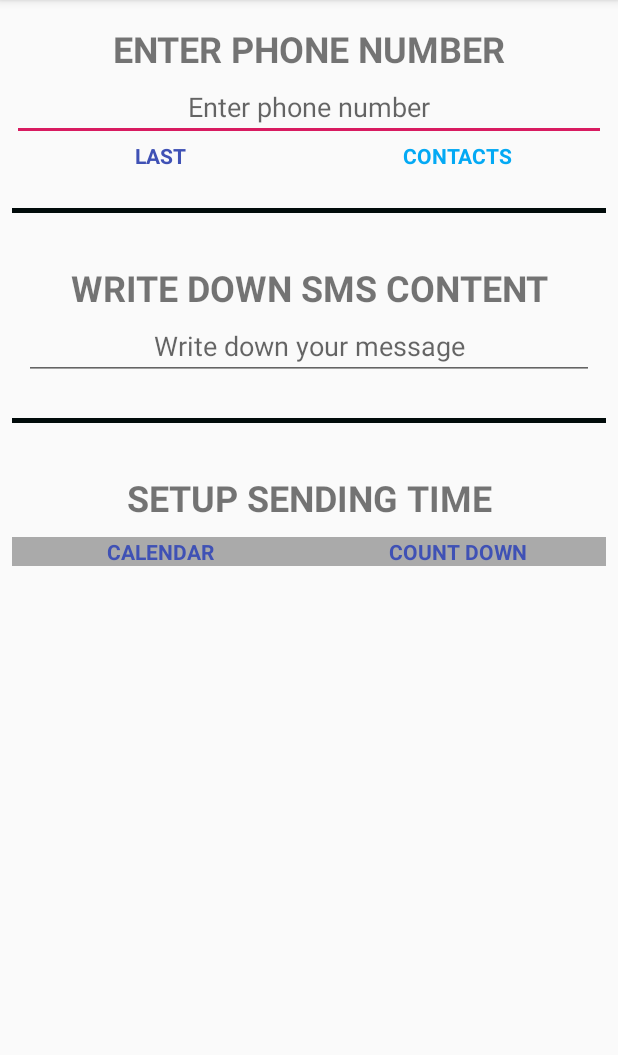
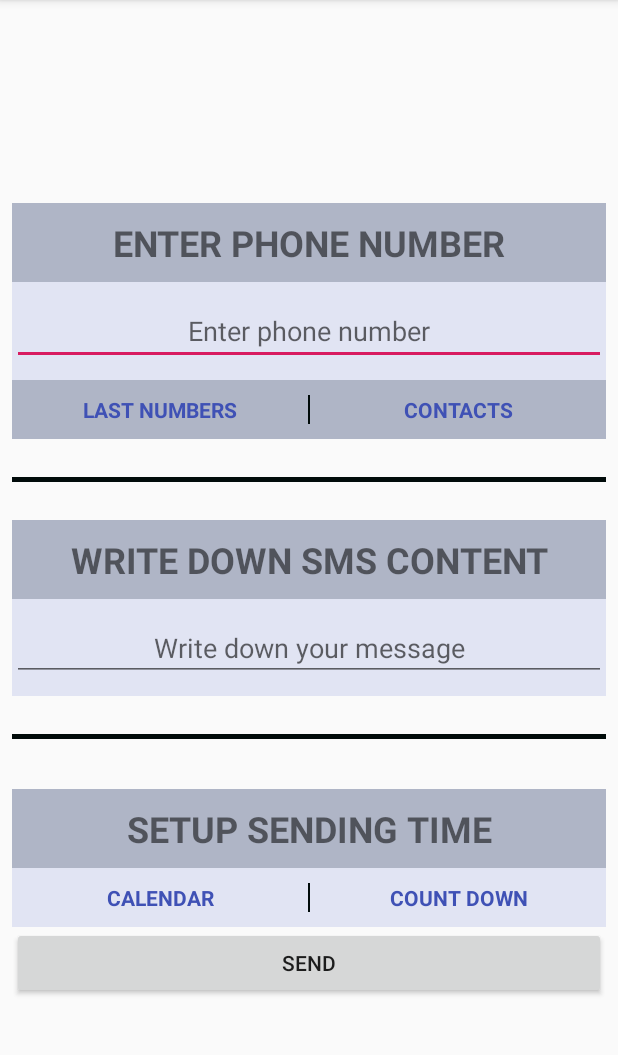
Before and after one commit to pawchi/JavaAndroid, an Android app: the Sms screen opened directly, with no data from a screen before it, on a phone screen of 412 x 824 dp, the part 84-1139 px from its top. Run offline under Robolectric (Android 15) with nearby library versions, the phone set to English and light mode, and no system bars; 2 statements that could not run were skipped.

Commit message:
Emergency_notifier continue_2

```diff
--- a/EmergencyNotifier/app/src/main/AndroidManifest.xml
+++ b/EmergencyNotifier/app/src/main/AndroidManifest.xml
@@ -2,6 +2,7 @@
 <manifest xmlns:android="http://schemas.android.com/apk/res/android"
     xmlns:tools="http://schemas.android.com/tools"
     package="org.chilon.emergencynotifier">
+    <uses-permission android:name="android.permission.SEND_SMS"/>
 
     <application
         android:icon="@mipmap/ic_launcher"
--- a/EmergencyNotifier/app/src/main/java/org/chilon/emergencynotifier/MainActivity.java
+++ b/EmergencyNotifier/app/src/main/java/org/chilon/emergencynotifier/MainActivity.java
@@ -22,6 +22,7 @@ public class MainActivity extends AppCompatActivity {
         Toolbar toolbar = findViewById(R.id.toolbar);
         setSupportActionBar(toolbar);
 
+        /*
         FloatingActionButton fab = findViewById(R.id.fab);
         fab.setOnClickListener(new View.OnClickListener() {
             @Override
@@ -30,6 +31,7 @@ public class MainActivity extends AppCompatActivity {
                         .setAction("Action", null).show();
             }
         });
+        */
 
         smsButton = (Button) findViewById(R.id.smsButton);
         smsButton.setOnClickListener(new View.OnClickListener() {
--- a/EmergencyNotifier/app/src/main/java/org/chilon/emergencynotifier/Sms.java
+++ b/EmergencyNotifier/app/src/main/java/org/chilon/emergencynotifier/Sms.java
@@ -1,13 +1,63 @@
 package org.chilon.emergencynotifier;
 
+import android.Manifest;
+import android.content.pm.PackageManager;
 import android.os.Bundle;
 import android.support.annotation.Nullable;
+import android.support.v4.app.ActivityCompat;
+import android.support.v4.content.ContextCompat;
 import android.support.v7.app.AppCompatActivity;
+import android.telephony.SmsManager;
+import android.view.View;
+import android.widget.Button;
+import android.widget.EditText;
+import android.widget.Toast;
 
 public class Sms extends AppCompatActivity {
+    final  int SEND_SMS_PERMISSION_REQUEST_CODE = 1;
+
+    EditText number;
+    EditText message;
+    Button send;
+
     @Override
-    protected void onCreate(@Nullable Bundle savedInstanceState) {
+    protected void onCreate(Bundle savedInstanceState) {
         super.onCreate(savedInstanceState);
         setContentView(R.layout.create_sms);
+
+        number = findViewById(R.id.input_phone_number_field);
+        message = findViewById(R.id.sms_input_text_field);
+        send = findViewById(R.id.smsButton);
+
+        send.setEnabled(false);
+        if (checkPermission(Manifest.permission.SEND_SMS)){
+            send.setEnabled(true);
+        } else {
+            ActivityCompat.requestPermissions(this, new String[]{Manifest.permission.SEND_SMS}, SEND_SMS_PERMISSION_REQUEST_CODE);
+        }
+    }
+
+    public void onSend(View v){
+        String phoneNumber = number.getText().toString();
+        String smsMessage  = message.getText().toString();
+
+        if (phoneNumber == null || phoneNumber.length() == 0 || smsMessage == null || smsMessage.length() == 0){
+
+            return ;
+        }
+
+        if (checkPermission(Manifest.permission.SEND_SMS)){
+            SmsManager smsManager = SmsManager.getDefault();
+            smsManager.sendTextMessage(phoneNumber, null, smsMessage, null,null);
+            Toast.makeText(this, "Message Sent!", Toast.LENGTH_SHORT).show();
+        } else {
+            Toast.makeText(this, "Permission Denied", Toast.LENGTH_SHORT).show();
+        }
+
+    }
+
+    public boolean checkPermission(String permission){
+        int check = ContextCompat.checkSelfPermission(this, permission);
+        return (check == PackageManager.PERMISSION_GRANTED);
     }
 }
--- a/EmergencyNotifier/app/src/main/res/layout/create_sms.xml
+++ b/EmergencyNotifier/app/src/main/res/layout/create_sms.xml
@@ -15,24 +15,29 @@
         android:layout_marginTop="8dp"
         android:layout_marginEnd="8dp"
         android:orientation="vertical"
+        android:gravity="center_vertical"
         app:layout_constraintLeft_toLeftOf="parent"
         app:layout_constraintRight_toRightOf="parent"
         app:layout_constraintTop_toTopOf="parent">
+
 
         <LinearLayout
             android:id="@+id/layout_phone_number"
             android:layout_width="match_parent"
             android:layout_height="wrap_content"
-            android:layout_marginTop="8dp"
+            android:layout_marginTop="25dp"
             android:orientation="vertical"
             app:layout_constraintLeft_toLeftOf="parent"
             app:layout_constraintRight_toRightOf="parent"
-            app:layout_constraintTop_toTopOf="parent">
+            app:layout_constraintTop_toTopOf="parent"
+            android:background="#afb5c6">
 
             <TextView
                 android:id="@+id/sms_input_phone_number_label"
                 android:layout_width="match_parent"
                 android:layout_height="wrap_content"
+                android:layout_marginTop="10dp"
+                android:layout_marginBottom="10dp"
                 android:text="@string/phone_number_input_label"
                 android:textAlignment="center"
                 android:textSize="24sp"
@@ -41,20 +46,32 @@
                 app:layout_constraintRight_toRightOf="parent"
                 app:layout_constraintTop_toTopOf="parent" />
 
+            <LinearLayout
+                android:layout_width="match_parent"
+                android:layout_height="match_parent"
+                android:orientation="vertical"
+                android:background="#e1e4f3">
+
                 <EditText
-                android:id="@+id/sms_input_phone_number_field"
+                    android:id="@+id/input_phone_number_field"
                     android:layout_width="match_parent"
                     android:layout_height="wrap_content"
+                    android:layout_marginTop="10dp"
+                    android:layout_marginBottom="10dp"
                     android:ems="10"
                     android:inputType="phone"
                     android:hint="@string/phone_number_input_field"
                     android:textAlignment="center"/>
+            </LinearLayout>
+
+
             <LinearLayout
                 android:layout_width="match_parent"
                 android:layout_height="wrap_content"
+                android:paddingTop="10dp"
+                android:paddingBottom="10dp"
                 android:orientation="horizontal"
                 android:weightSum="2">
-
                 <TextView
                     android:id="@+id/last_numbers"
                     android:layout_width="0dp"
@@ -64,7 +81,10 @@
                     android:textAlignment="center"
                     android:textColor="#3F51B5"
                     android:textStyle="bold" />
-
+                <View
+                    android:layout_width="1dp"
+                    android:layout_height="match_parent"
+                    android:background="@color/colorPrimaryDark" />
                 <TextView
                     android:id="@+id/contacts"
                     android:layout_width="0dp"
@@ -72,12 +92,12 @@
                     android:layout_weight="1"
                     android:text="@string/contacts"
                     android:textAlignment="center"
-                    android:textColor="#03A9F4"
+                    android:textColor="#3F51B5"
                     android:textStyle="bold" />
+            </LinearLayout>
+        </LinearLayout>
 
 
-            </LinearLayout>
-        </LinearLayout>
 
         <View
             android:layout_marginTop="25dp"
@@ -86,18 +106,17 @@
             android:layout_height="3dp"
             android:background="@color/colorPrimaryDark" />
 
+
+
         <LinearLayout
             android:id="@+id/layout_sms"
             android:layout_width="match_parent"
             android:layout_height="wrap_content"
-        android:layout_marginStart="8dp"
-        android:layout_marginTop="8dp"
-        android:layout_marginEnd="8dp"
+            android:background="#afb5c6"
             android:orientation="vertical"
             app:layout_constraintLeft_toLeftOf="parent"
             app:layout_constraintRight_toRightOf="parent"
             app:layout_constraintTop_toTopOf="parent">
-
             <TextView
                 android:id="@+id/sms_input_view_label"
                 android:layout_width="match_parent"
@@ -106,19 +125,36 @@
                 android:textAlignment="center"
                 android:textSize="24sp"
                 android:textStyle="bold"
+                android:layout_marginTop="10dp"
+                android:layout_marginBottom="10dp"
                 app:layout_constraintLeft_toLeftOf="parent"
                 app:layout_constraintRight_toRightOf="parent"
                 app:layout_constraintTop_toTopOf="parent" />
+            <LinearLayout
+                android:layout_width="match_parent"
+                android:layout_height="wrap_content"
+                android:orientation="horizontal"
+                android:weightSum="2"
+                android:paddingTop="10dp"
+                android:paddingBottom="10dp"
+                android:background="#e1e4f3">
 
                 <EditText
                     android:id="@+id/sms_input_text_field"
                     android:layout_width="match_parent"
                     android:layout_height="wrap_content"
                     android:ems="10"
-            android:inputType="textPersonName"
+                    android:inputType="textCapSentences|textMultiLine"
                     android:hint="@string/sms_input"
-            android:textAlignment="center"/>
+                    android:textAlignment="center"
+                    android:paddingTop="10dp"
+                    android:paddingBottom="10dp"
+                    android:maxLength="2000"
+                    android:maxLines="5"/>
             </LinearLayout>
+        </LinearLayout>
+
+
 
         <View
             android:layout_marginTop="25dp"
@@ -126,6 +162,9 @@
             android:layout_width="wrap_content"
             android:layout_height="3dp"
             android:background="@color/colorPrimaryDark" />
+
+
+
 
         <LinearLayout
             android:id="@+id/layout_setup_sending_time"
@@ -135,12 +174,14 @@
             android:orientation="vertical"
             app:layout_constraintLeft_toLeftOf="parent"
             app:layout_constraintRight_toRightOf="parent"
-            app:layout_constraintTop_toTopOf="parent">
+            app:layout_constraintTop_toTopOf="parent"
+            android:background="#afb5c6">
 
             <TextView
                 android:id="@+id/setup_sending_time_label"
                 android:layout_width="match_parent"
                 android:layout_height="wrap_content"
+                android:layout_marginTop="10dp"
                 android:layout_marginBottom="10dp"
                 android:text="@string/sending_time_setup_label"
                 android:textAlignment="center"
@@ -154,26 +195,31 @@
                 android:layout_width="match_parent"
                 android:layout_height="wrap_content"
                 android:orientation="horizontal"
-                android:weightSum="2">
+                android:weightSum="2"
+                android:paddingTop="10dp"
+                android:paddingBottom="10dp"
+                android:background="#e1e4f3">
 
                 <TextView
                     android:id="@+id/calendar"
                     android:layout_width="0dp"
                     android:layout_height="wrap_content"
                     android:layout_weight="1"
-                    android:background="@android:color/darker_gray"
                     android:shadowColor="@color/colorPrimary"
                     android:text="@string/calendar_label"
                     android:textAlignment="center"
                     android:textColor="#3F51B5"
                     android:textStyle="bold" />
+                <View
+                    android:layout_width="1dp"
+                    android:layout_height="match_parent"
+                    android:background="@color/colorPrimaryDark" />
 
                 <TextView
                     android:id="@+id/countdown_timer"
                     android:layout_width="0dp"
                     android:layout_height="wrap_content"
                     android:layout_weight="1"
-                    android:background="@android:color/darker_gray"
                     android:shadowColor="@color/colorPrimary"
                     android:text="@string/count_down_label"
                     android:textAlignment="center"
@@ -181,7 +227,23 @@
                     android:textStyle="bold" />
 
 
+
+
             </LinearLayout>
         </LinearLayout>
+
+        <Button
+            android:id="@+id/sms_send_button"
+            android:layout_width="match_parent"
+            android:layout_height="wrap_content"
+            android:text="SEND"
+            android:onClick="onSend"/>
+
+
+
+
+
+
+
     </LinearLayout>
 </android.support.constraint.ConstraintLayout>
--- a/EmergencyNotifier/app/src/main/res/values/strings.xml
+++ b/EmergencyNotifier/app/src/main/res/values/strings.xml
@@ -2,9 +2,9 @@
     <!--Main View-->
     <string name="app_name">EmergencyNotifier</string>
     <string name="action_settings">Settings</string>
-    <string name="sms_button">SMS</string>
-    <string name="email_button">EMAIL</string>
-    <string name="call_button">CALL</string>
+    <string name="sms_button">SEND SMS</string>
+    <string name="email_button">SEND EMAIL</string>
+    <string name="call_button">CALL OR SEND VOICE MESSAGE</string>
     <string name="choose_action">CHOOSE HOW TO NOTIFY</string>
 
     <!--SMS View-->
@@ -12,7 +12,7 @@
     <string name="sms_input">Write down your message</string>
     <string name="phone_number_input_label">ENTER PHONE NUMBER</string>
     <string name="phone_number_input_field">Enter phone number</string>
-    <string name="last_contacts">LAST</string>
+    <string name="last_contacts">LAST NUMBERS</string>
     <string name="contacts">CONTACTS</string>
     <string name="sending_time_setup_label">SETUP SENDING TIME</string>
     <string name="calendar_label">CALENDAR</string>
```
Also changed, not shown: EmergencyNotifier/app/src/main/res/layout/activity_main.xml (+0 -7 lines), EmergencyNotifier/app/src/main/res/layout/content_main.xml (+30 -13 lines). Lines whose indentation alone changed are shown as unchanged.
